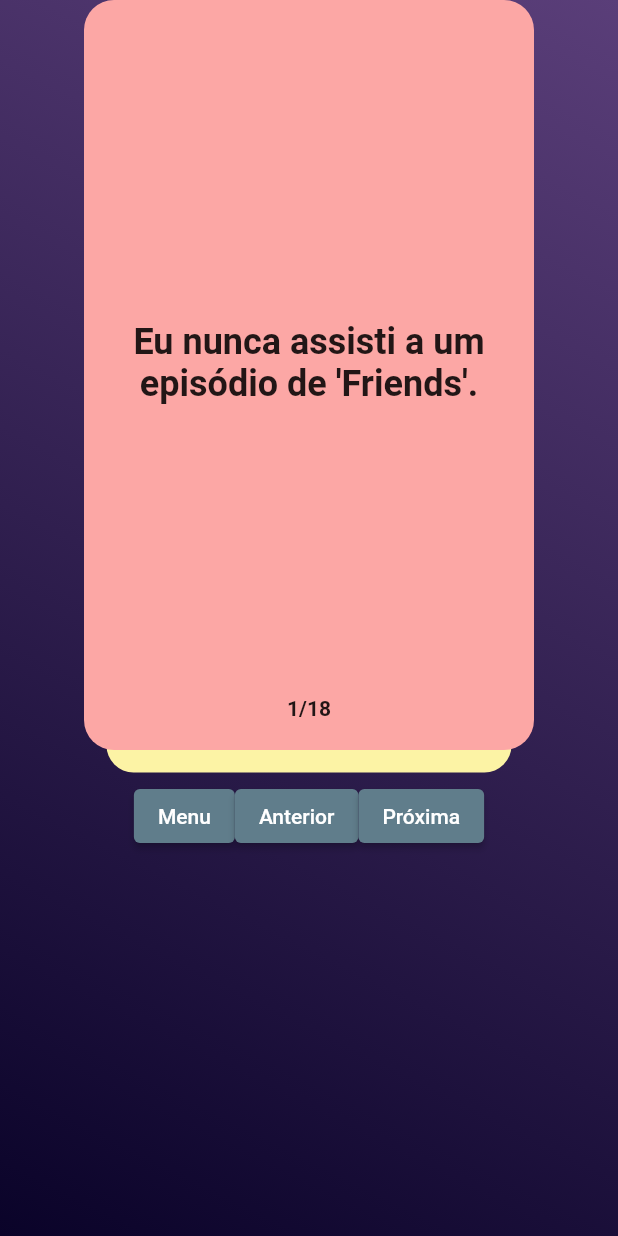
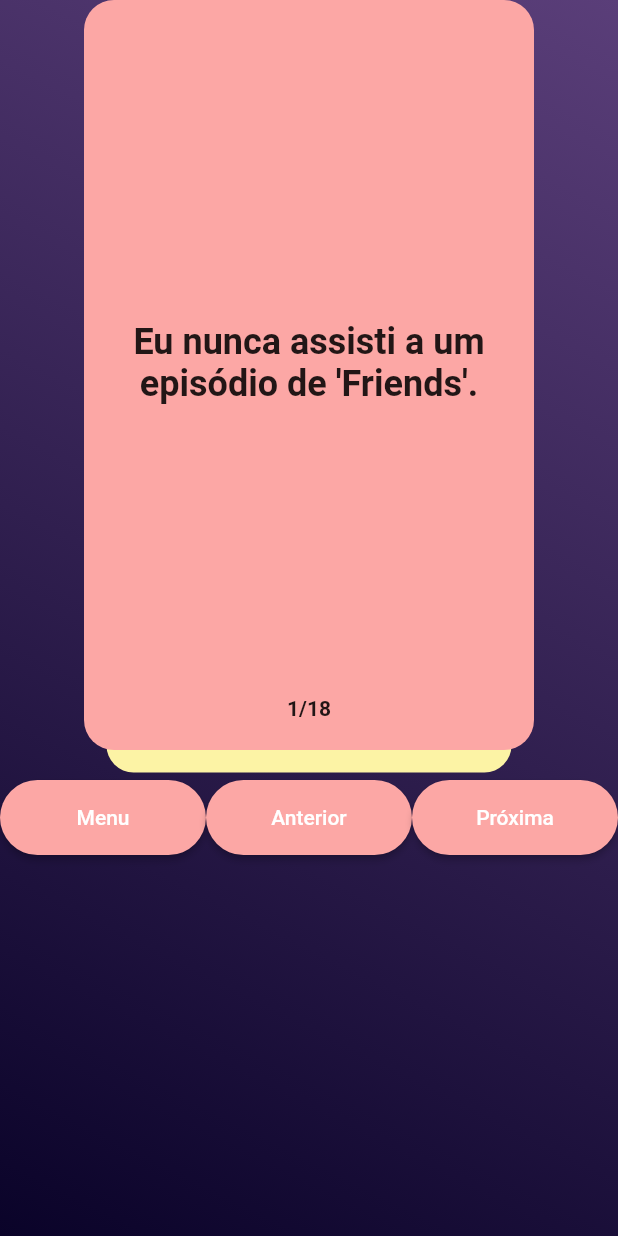
Before and after one commit to allmonty/eu-nunca, a Flutter app: the screen it shows after launch, after a tap on "Leves", on a phone screen of 412 x 824 dp. Run offline on Flutter 3.47's test engine with Material 2 defaults, Android fonts, the phone set to English and light mode, and no system bars; drawn by our look-alikes of appinio_swiper, auto_size_text; generated files the repository leaves out were written again.

Commit message:
refactor buttons to a file

```diff
--- /dev/null
+++ b/lib/button.dart
@@ -0,0 +1,29 @@
+import 'package:flutter/material.dart';
+
+class Button extends StatelessWidget {
+  const Button({super.key, this.text = "", this.onPressed});
+
+  final String text;
+  final Function()? onPressed;
+
+  @override
+  Widget build(BuildContext context) {
+    return Flexible(
+      flex: 1,
+      child: ElevatedButton(
+        style: ButtonStyle(
+          backgroundColor: const MaterialStatePropertyAll(
+              Color.fromARGB(255, 252, 167, 165)),
+          minimumSize: const MaterialStatePropertyAll(Size.fromHeight(50)),
+          shape: MaterialStateProperty.all<RoundedRectangleBorder>(
+            RoundedRectangleBorder(
+              borderRadius: BorderRadius.circular(30.0),
+            ),
+          ),
+        ),
+        onPressed: onPressed,
+        child: Text(text),
+      ),
+    );
+  }
+}
--- a/lib/game.dart
+++ b/lib/game.dart
@@ -1,5 +1,6 @@
 import 'package:appinio_swiper/appinio_swiper.dart';
 import 'package:auto_size_text/auto_size_text.dart';
+import 'package:eu_nunca/button.dart';
 import 'package:flutter/material.dart';
 
 class Game extends StatefulWidget {
@@ -96,17 +97,17 @@
                     mainAxisAlignment: MainAxisAlignment.center,
                     crossAxisAlignment: CrossAxisAlignment.center,
                     children: [
-                      ElevatedButton(
+                      Button(
                         onPressed: () => Navigator.pop(context),
-                        child: const Text("Menu"),
+                        text: "Menu",
                       ),
-                      ElevatedButton(
+                      Button(
                         onPressed: controller.unswipe,
-                        child: const Text("Anterior"),
+                        text: "Anterior",
                       ),
-                      ElevatedButton(
+                      Button(
                         onPressed: controller.swipeRight,
-                        child: const Text("Próxima"),
+                        text: "Próxima",
                       ),
                     ],
                   )
--- a/lib/menu.dart
+++ b/lib/menu.dart
@@ -1,6 +1,7 @@
 import 'dart:convert';
 
 import 'package:auto_size_text/auto_size_text.dart';
+import 'package:eu_nunca/button.dart';
 import 'package:flutter/material.dart';
 import 'package:flutter/services.dart';
 import 'package:flutter_gen/gen_l10n/app_localizations.dart';
@@ -98,7 +99,7 @@
                         const SizedBox(
                           height: 20,
                         ),
-                        MenuButton(
+                        Button(
                           text: menuLightText,
                           onPressed: () => openGamePage(
                             context,
@@ -108,7 +109,7 @@
                         const SizedBox(
                           height: 10,
                         ),
-                        MenuButton(
+                        Button(
                           text: menuMediumText,
                           onPressed: () => openGamePage(
                             context,
@@ -118,7 +119,7 @@
                         const SizedBox(
                           height: 10,
                         ),
-                        MenuButton(
+                        Button(
                           text: menuHeavyText,
                           onPressed: () => openGamePage(
                             context,
@@ -139,31 +140,3 @@
         });
   }
 }
-
-class MenuButton extends StatelessWidget {
-  const MenuButton({super.key, this.text = "", this.onPressed});
-
-  final String text;
-  final Function()? onPressed;
-
-  @override
-  Widget build(BuildContext context) {
-    return Flexible(
-      flex: 1,
-      child: ElevatedButton(
-        style: ButtonStyle(
-          backgroundColor: const MaterialStatePropertyAll(
-              Color.fromARGB(255, 252, 167, 165)),
-          minimumSize: const MaterialStatePropertyAll(Size.fromHeight(50)),
-          shape: MaterialStateProperty.all<RoundedRectangleBorder>(
-            RoundedRectangleBorder(
-              borderRadius: BorderRadius.circular(30.0),
-            ),
-          ),
-        ),
-        onPressed: onPressed,
-        child: Text(text),
-      ),
-    );
-  }
-}
```
